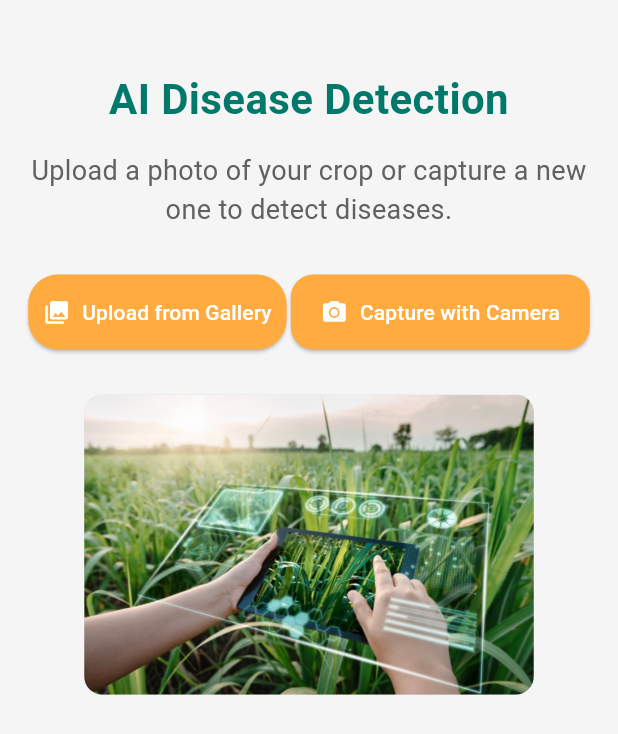
After one commit to pankaj72823/Agri-AI-Connect, a Flutter app: the DiseaseDetectionScreen screen opened directly, on a phone screen of 412 x 824 dp. The commit adds this screen. Shown: the top 734 px of the screen. Run offline on Flutter 3.47's test engine with Material 3 defaults, Android fonts, the phone set to English and light mode, and no system bars.

Commit message:
few basic screens

```diff
--- /dev/null
+++ b/lib/Screens/disease_detection.dart
@@ -0,0 +1,143 @@
+import 'package:flutter/material.dart';
+import 'package:agri_ai_connect/Widgets/Disease%20Detection/results.dart';
+
+class DiseaseDetectionScreen extends StatefulWidget {
+  const DiseaseDetectionScreen({super.key});
+
+  @override
+  _DiseaseDetectionScreenState createState() => _DiseaseDetectionScreenState();
+}
+
+class _DiseaseDetectionScreenState extends State<DiseaseDetectionScreen> {
+  double _opacity = 0.0;
+
+  @override
+  void initState() {
+    super.initState();
+    // Trigger the fade-in effect after the screen is built.
+    WidgetsBinding.instance.addPostFrameCallback((_) {
+      setState(() {
+        _opacity = 1.0;
+      });
+    });
+  }
+
+  @override
+  Widget build(BuildContext context) {
+    return Scaffold(
+      backgroundColor: Colors.grey[100],
+      body: SingleChildScrollView(
+        child: Padding(
+          padding: const EdgeInsets.all(16.0),
+          child: Column(
+            crossAxisAlignment: CrossAxisAlignment.center,
+            children: [
+              const SizedBox(height: 30),
+              Text(
+                'AI Disease Detection',
+                style: TextStyle(
+                  fontSize: 28,
+                  fontWeight: FontWeight.bold,
+                  color: Colors.teal[700],
+                ),
+                textAlign: TextAlign.center,
+              ),
+              const SizedBox(height: 15),
+              Text(
+                'Upload a photo of your crop or capture a new one to detect diseases.',
+                style: TextStyle(
+                  fontSize: 18,
+                  color: Colors.grey[700],
+                ),
+                textAlign: TextAlign.center,
+              ),
+              const SizedBox(height: 30),
+              Row(
+                mainAxisAlignment: MainAxisAlignment.spaceEvenly,
+                children: [
+                  ElevatedButton.icon(
+                    onPressed: () {
+
+                    },
+                    style: ElevatedButton.styleFrom(
+                      backgroundColor: Colors.orangeAccent,
+                      shape: RoundedRectangleBorder(
+                        borderRadius: BorderRadius.circular(20),
+                      ),
+                      padding: const EdgeInsets.symmetric(
+                          horizontal: 10, vertical: 15),
+                    ),
+                    icon: const Icon(Icons.photo_library, color: Colors.white),
+                    label: const Text('Upload from Gallery',style:  TextStyle(color: Colors.white),
+                    )
+                    ),
+                  ElevatedButton.icon(
+                    onPressed: () {
+                      // Handle Capture with Camera
+                    },
+                    style: ElevatedButton.styleFrom(
+                      backgroundColor: Colors.orangeAccent,
+                      shape: RoundedRectangleBorder(
+                        borderRadius: BorderRadius.circular(15),
+                      ),
+                      padding: const EdgeInsets.symmetric(
+                          horizontal: 20, vertical: 15),
+                    ),
+                    icon: const Icon(Icons.camera_alt, color: Colors.white),
+                    label: const Text('Capture with Camera', style:  TextStyle(color: Colors.white),),
+                  ),
+                ],
+              ),
+              const SizedBox(height: 30),
+              ClipRRect(
+                borderRadius: BorderRadius.circular(12.0),
+                child: Container(
+                  decoration: BoxDecoration(
+                    boxShadow: [
+                      BoxShadow(
+                        color: Colors.black26,
+                        blurRadius: 10,
+                        offset: Offset(0, 4),
+                      ),
+                    ],
+                  ),
+                  child: Image.asset(
+                    'assets/splash/splash.jpg',
+                    height: 200,
+                    fit: BoxFit.cover,
+                  ),
+                ),
+              ),
+              const SizedBox(height: 30),
+              // AnimatedOpacity(
+              //   opacity: _opacity,
+              //   duration: const Duration(seconds: 2),
+              //   child: Container(
+              //     padding: const EdgeInsets.all(16),
+              //     decoration: BoxDecoration(
+              //       color: Colors.white,
+              //       borderRadius: BorderRadius.circular(16),
+              //       boxShadow: [
+              //         BoxShadow(
+              //           color: Colors.black12,
+              //           blurRadius: 8,
+              //           offset: Offset(0, 4),
+              //         ),
+              //       ],
+              //     ),
+              //     child: Results(
+              //       detectedDisease: 'Leaf Blight',
+              //       suggestions: [
+              //         'Use a fungicide to treat the affected area.',
+              //         'Ensure proper irrigation to avoid waterlogging.',
+              //       ],
+              //     ),
+              //   ),
+              // ),
+            ],
+          ),
+        ),
+      ),
+    );
+  }
+}
```
Also changed, not shown: lib/Screens/home_page.dart (added, +110 -0 lines), lib/Screens/splash_screen.dart (+14 -0 lines), lib/Screens/tabs_screen.dart (+15 -8 lines), lib/Widgets/Disease Detection/results.dart (added, +84 -0 lines), lib/Screens/carbon_credits_marketplace.dart (added).
